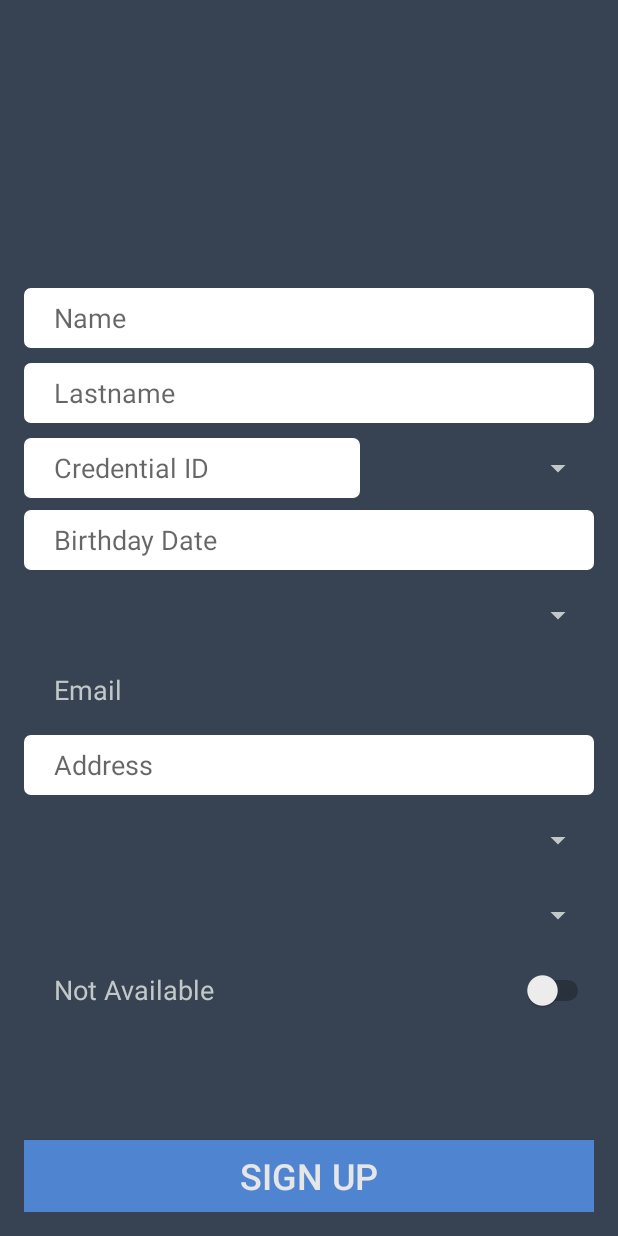
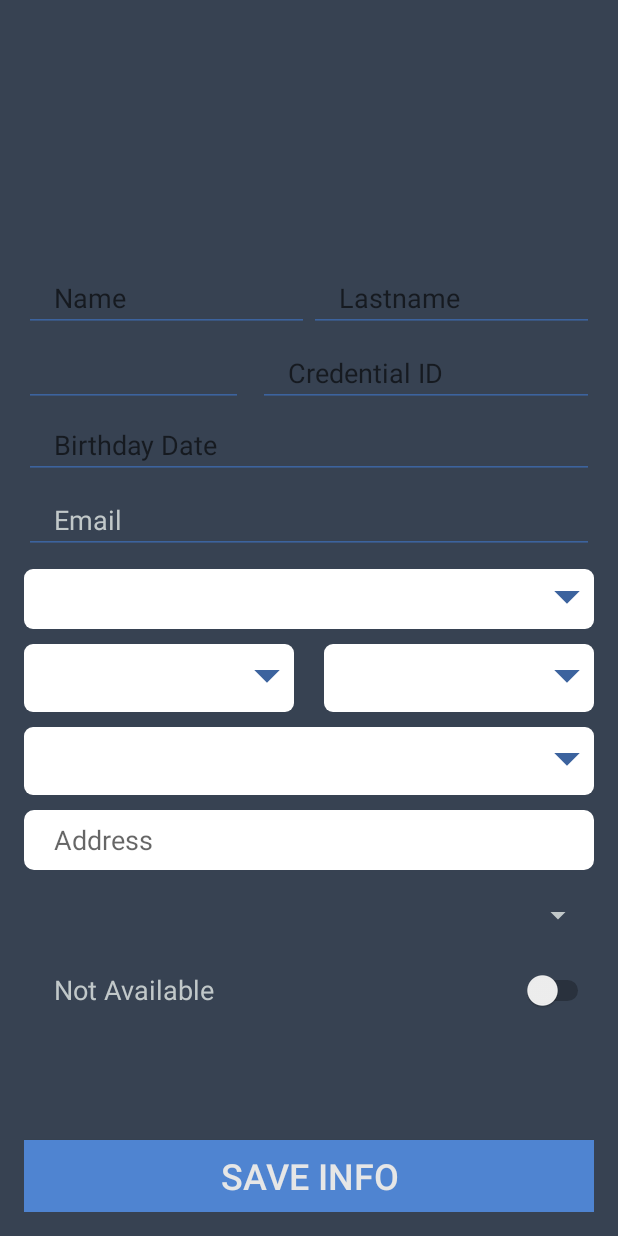
Before and after one commit to mauropuravida/TrabajoIngenieria, an Android app: the layout fragment_profile_medical.xml on its own in the app's theme, with its tools: preview values and no code run, on a phone screen of 412 x 824 dp. Run offline under Robolectric (Android 15) with nearby library versions, the phone set to English and light mode, and no system bars.

Commit message:
Trabajo sobre la vista de perfil de medico
Se implementaron algunas consultas y gestion de datos para la carga de pais, provincia ciudad, se cambió diseño de spinners

```diff
--- a/app/src/main/java/com/example/healthsense/ui/login/LoginActivity.java
+++ b/app/src/main/java/com/example/healthsense/ui/login/LoginActivity.java
@@ -223,10 +223,6 @@ public class LoginActivity extends AppCompatActivity {
     }
 
     private void updateUiWithUser(LoggedInUserView model) {
-        String welcome = getString(R.string.welcome) + model.getDisplayName();
-        // TODO : initiate successful logged in experience
-        Toast.makeText(getApplicationContext(), welcome, Toast.LENGTH_LONG).show();
-
         //Redireccionar a home
         loginAcepted();
     }
--- a/app/src/main/res/drawable/background_white_form.xml
+++ b/app/src/main/res/drawable/background_white_form.xml
@@ -3,7 +3,7 @@
     <item>
         <shape android:shape="rectangle">
             <solid android:color="@color/White" />
-            <corners android:radius="4dp" />
+            <corners android:radius="6dp" />
             <stroke android:width="1dp" android:color="@color/White" />
         </shape>
     </item>
--- /dev/null
+++ b/app/src/main/res/drawable/bg_spinner.xml
@@ -0,0 +1,28 @@
+<?xml version="1.0" encoding="utf-8"?>
+<layer-list xmlns:android="http://schemas.android.com/apk/res/android">
+    <item>
+        <shape android:shape="rectangle">
+            <solid android:color="@color/White"/>
+            <corners android:radius="6dp" />
+        </shape>
+    </item>
+    <item android:gravity="center_vertical|right" android:right="8dp">
+        <layer-list>
+            <item android:width="12dp" android:height="12dp"  android:gravity="center" android:bottom="10dp">
+                <rotate
+                    android:fromDegrees="45"
+                    android:toDegrees="45">
+                    <shape android:shape="rectangle">
+                        <solid android:color="@color/DarkerButton" />
+                        <stroke android:color="@color/DarkerButton" android:width="1dp"/>
+                    </shape>
+                </rotate>
+            </item>
+            <item android:width="20dp" android:height="10dp" android:bottom="21dp" android:gravity="center">
+                <shape android:shape="rectangle">
+                    <solid android:color="@color/White"/>
+                </shape>
+            </item>
+        </layer-list>
+    </item>
+</layer-list>
--- a/app/src/main/res/layout/activity_sign_up_medical.xml
+++ b/app/src/main/res/layout/activity_sign_up_medical.xml
@@ -102,7 +102,7 @@ tools:context=".ui.register.SignUpMedical">
                 android:layout_width="match_parent"
                 android:layout_height="match_parent"
                 android:layout_weight="1.5"
-                android:backgroundTint="@color/DarkGrayText"
+                android:background="@drawable/bg_spinner"
                 android:hapticFeedbackEnabled="false"
                 android:pointerIcon="arrow" />
 
@@ -127,7 +127,7 @@ tools:context=".ui.register.SignUpMedical">
             android:layout_width="match_parent"
             android:layout_height="45dp"
             android:layout_marginTop="10dp"
-            android:backgroundTint="@color/DarkGrayText" />
+            android:background="@drawable/bg_spinner" />
 
         <EditText
             android:id="@+id/email"
--- a/app/src/main/res/layout/activity_sign_up_user.xml
+++ b/app/src/main/res/layout/activity_sign_up_user.xml
@@ -102,7 +102,7 @@ tools:context=".ui.register.SignUpUser">
                 android:layout_width="match_parent"
                 android:layout_height="match_parent"
                 android:layout_weight="1.5"
-                android:backgroundTint="@color/DarkGrayText"
+                android:background="@drawable/bg_spinner"
                 android:hapticFeedbackEnabled="false"
                 android:pointerIcon="arrow" />
 
--- a/app/src/main/res/layout/fragment_profile_medical.xml
+++ b/app/src/main/res/layout/fragment_profile_medical.xml
@@ -51,28 +51,37 @@
         app:layout_constraintEnd_toEndOf="parent"
         app:layout_constraintStart_toStartOf="parent">
 
+        <LinearLayout
+            android:layout_width="match_parent"
+            android:layout_height="match_parent"
+            android:orientation="horizontal">
+
             <EditText
                 android:id="@+id/name"
                 android:layout_width="match_parent"
                 android:layout_height="40dp"
-            android:background="@drawable/background_white_form"
-            android:backgroundTint="@color/White"
+                android:layout_weight="1"
+                android:backgroundTint="@color/DarkerButton"
+                android:clickable="false"
                 android:ems="10"
+                android:enabled="false"
+                android:gravity="center_vertical"
                 android:hint="@string/name"
-            android:inputType="textPersonName"
                 android:paddingLeft="20dp" />
 
             <EditText
                 android:id="@+id/lastname"
                 android:layout_width="match_parent"
                 android:layout_height="40dp"
-            android:layout_marginTop="10dp"
-            android:background="@drawable/background_white_form"
-            android:backgroundTint="@color/White"
+                android:layout_weight="1"
+                android:backgroundTint="@color/DarkerButton"
+                android:enabled="false"
                 android:ems="10"
+                android:gravity="center_vertical"
                 android:hint="@string/lastname"
                 android:inputType="textPersonName"
                 android:paddingLeft="20dp" />
+        </LinearLayout>
 
         <LinearLayout
             android:layout_width="match_parent"
@@ -81,59 +90,55 @@
             android:orientation="horizontal">
 
             <EditText
-                android:id="@+id/credential"
+                android:id="@+id/credential_type"
                 android:layout_width="match_parent"
-                android:layout_height="40dp"
-                android:layout_weight="1"
-                android:background="@drawable/background_white_form"
-                android:backgroundTint="@color/White"
+                android:layout_height="match_parent"
+                android:layout_weight="1.5"
+                android:backgroundTint="@color/DarkerButton"
+                android:enabled="false"
                 android:ems="10"
-                android:hint="@string/credential_id"
-                android:inputType="textPersonName"
-                android:paddingLeft="20dp" />
+                android:inputType="textPersonName" />
 
             <Space
                 android:layout_width="10dp"
                 android:layout_height="wrap_content" />
 
-            <Spinner
-                android:id="@+id/credential_type"
+            <EditText
+                android:id="@+id/credential"
                 android:layout_width="match_parent"
-                android:layout_height="match_parent"
-                android:layout_weight="1.5"
-                android:backgroundTint="@color/DarkGrayText"
-                android:hapticFeedbackEnabled="false"
-                android:pointerIcon="arrow" />
+                android:layout_height="40dp"
+                android:layout_weight="1"
+                android:backgroundTint="@color/DarkerButton"
+                android:enabled="false"
+                android:ems="10"
+                android:gravity="center_vertical"
+                android:hint="@string/credential_id"
+                android:inputType="number"
+                android:paddingLeft="20dp" />
 
         </LinearLayout>
 
-        <TextView
+        <EditText
             android:id="@+id/birth_date"
             android:layout_width="match_parent"
             android:layout_height="40dp"
             android:layout_marginTop="8dp"
-            android:background="@drawable/background_white_form"
-            android:backgroundTint="@color/White"
             android:ems="10"
             android:gravity="center_vertical"
             android:hint="@string/birthday_date"
             android:inputType="textPersonName"
             android:paddingLeft="20dp"
+            android:backgroundTint="@color/DarkerButton"
+            android:enabled="false"
             android:textSize="18sp" />
 
-        <Spinner
-            android:id="@+id/interal_medicine"
+        <EditText
+            android:id="@+id/email"
             android:layout_width="match_parent"
             android:layout_height="40dp"
             android:layout_marginTop="10dp"
-            android:backgroundTint="@color/DarkGrayText" />
-
-        <TextView
-            android:id="@+id/email"
-            android:layout_width="match_parent"
-            android:layout_height="40dp"
-
-            android:layout_marginTop="10dp"
+            android:backgroundTint="@color/DarkerButton"
+            android:enabled="false"
             android:gravity="center_vertical"
             android:hint="@string/prompt_email"
             android:inputType="textEmailAddress"
@@ -143,6 +148,48 @@
             android:textColorHint="@color/DarkGrayText"
             android:textSize="18sp" />
 
+        <Spinner
+            android:id="@+id/interal_medicine"
+            android:layout_width="match_parent"
+            android:layout_height="40dp"
+            android:layout_marginTop="10dp"
+            android:background="@drawable/bg_spinner" />
+
+        <LinearLayout
+            android:layout_width="match_parent"
+            android:layout_height="wrap_content"
+            android:layout_marginTop="10dp"
+            android:orientation="horizontal">
+
+            <Spinner
+                android:id="@+id/country"
+                android:layout_width="match_parent"
+                android:layout_height="45dp"
+                android:background="@drawable/bg_spinner"
+                android:layout_weight="1" />
+
+            <Space
+                android:layout_width="20dp"
+                android:layout_height="wrap_content" />
+
+            <Spinner
+                android:id="@+id/state"
+                android:layout_width="match_parent"
+                android:layout_height="45dp"
+                android:layout_weight="1"
+                android:background="@drawable/bg_spinner"/>
+
+        </LinearLayout>
+
+        <Spinner
+            android:id="@+id/city"
+            android:layout_width="match_parent"
+            android:layout_height="45dp"
+            android:layout_marginTop="10dp"
+            android:layout_weight="1"
+            android:background="@drawable/bg_spinner"
+            android:paddingLeft="10dp" />
+
         <EditText
             android:id="@+id/adress"
             android:layout_width="match_parent"
@@ -151,18 +198,11 @@
 
             android:background="@drawable/background_white_form"
             android:backgroundTint="@color/White"
+            android:digits="0,1,2,3,4,5,6,7,8,9,qwertzuiopasdfghjklyxcvbnm,QWERTYUIOPASDFGHJKLZXCVBNM"
             android:hint="@string/address"
             android:imeOptions="actionDone"
             android:paddingLeft="20dp"
             android:selectAllOnFocus="true" />
-
-        <Spinner
-            android:id="@+id/city"
-            android:layout_width="match_parent"
-            android:layout_height="40dp"
-            android:layout_marginTop="10dp"
-            android:backgroundTint="@color/DarkGrayText"
-            android:paddingLeft="10dp" />
 
         <Spinner
             android:id="@+id/language"
@@ -190,7 +230,7 @@
         android:layout_height="wrap_content"
         android:layout_gravity="start"
         android:background="@color/Button"
-        android:text="@string/action_sign_up_short"
+        android:text="@string/save_info"
         android:textColor="@color/GrayText"
         android:textSize="24sp"
         app:layout_constraintBottom_toBottomOf="parent"
--- a/app/src/main/res/layout/spinner_color.xml
+++ b/app/src/main/res/layout/spinner_color.xml
@@ -3,7 +3,6 @@
     xmlns:android="http://schemas.android.com/apk/res/android"
     android:layout_width="match_parent"
     android:layout_height="wrap_content"
-    android:textColor="@color/DarkGrayText"
     android:textSize="18sp"
     android:padding="10dp"
-    android:background="@color/Background"/>
+    android:textColor="#000000"/>
```
Also changed, not shown: app/src/main/java/com/example/healthsense/ui/profile/ProfileFragment.java (+48 -34 lines), app/src/main/res/layout/fragment_profile_user.xml (+8 -5 lines). Lines whose indentation alone changed are shown as unchanged.
